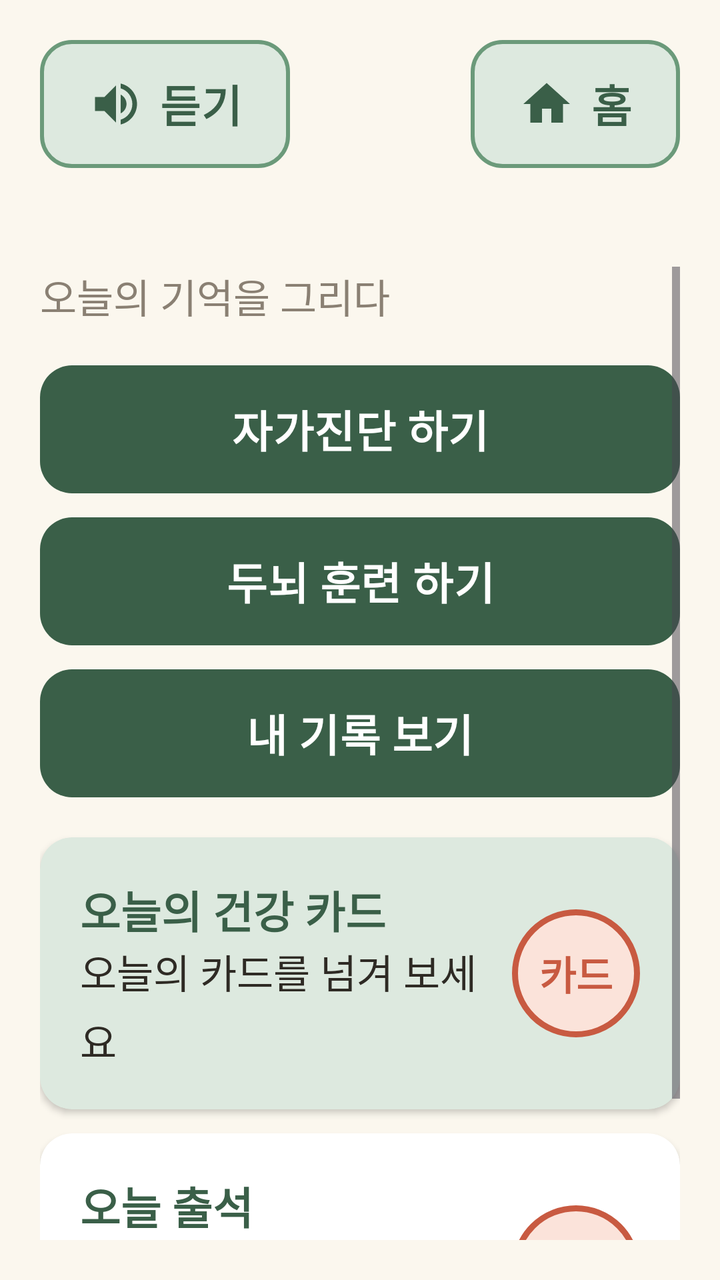
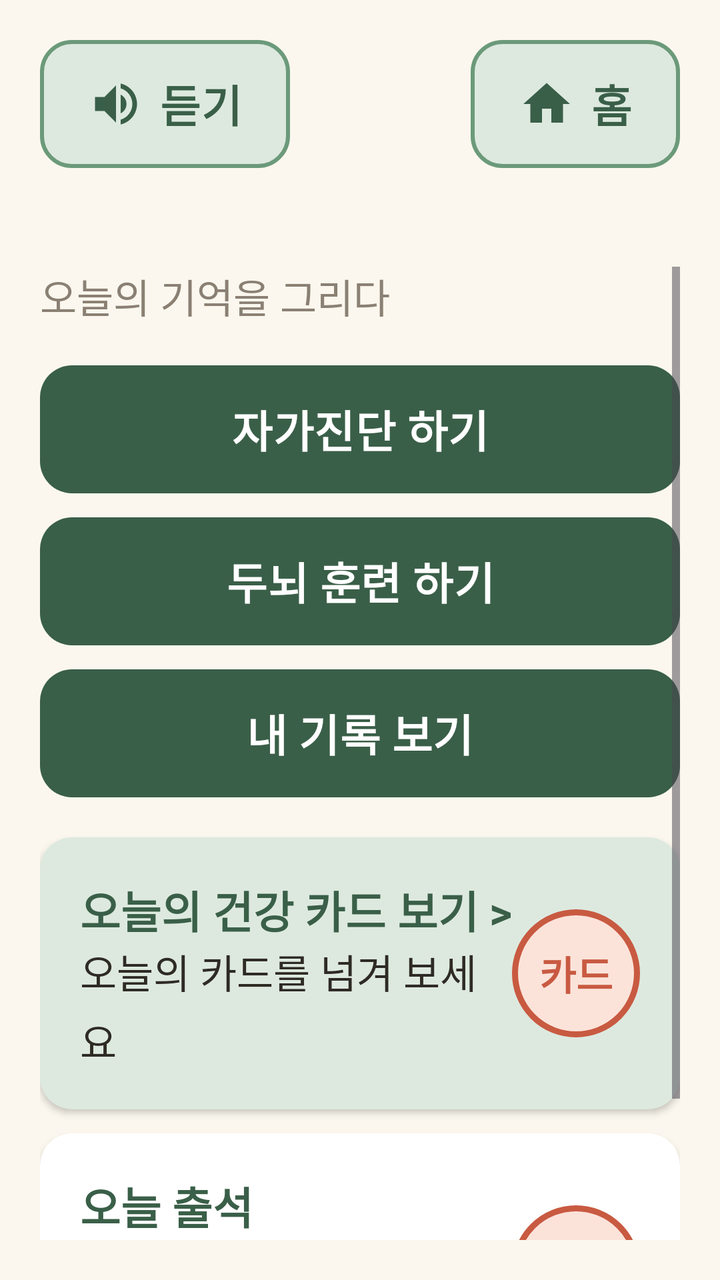

Before-and-after screenshots of an Android layout around one commit, followed by the original layout XML and the change that was made.
<!-- AndroidManifest.xml: application theme Theme.Dorawing -->
<!-- res/layout/activity_home.xml -->
<?xml version="1.0" encoding="utf-8"?>
<LinearLayout xmlns:android="http://schemas.android.com/apk/res/android"
    xmlns:app="http://schemas.android.com/apk/res-auto"
    android:layout_width="match_parent"
    android:layout_height="match_parent"
    android:orientation="vertical"
    android:padding="@dimen/screen_padding">

    <include
        android:id="@+id/topBar"
        layout="@layout/view_top_bar" />

    <ScrollView
        android:fadeScrollbars="false"
        android:layout_width="match_parent"
        android:layout_height="0dp"
        android:layout_weight="1">

        <LinearLayout
            android:layout_width="match_parent"
            android:layout_height="wrap_content"
            android:orientation="vertical">

            <TextView
                style="@style/Text.Sub"
                android:layout_width="match_parent"
                android:layout_height="wrap_content"
                android:text="@string/app_subtitle" />

            <com.google.android.material.button.MaterialButton
                android:id="@+id/btnDiagnosis"
                android:layout_width="match_parent"
                android:layout_height="wrap_content"
                android:layout_marginTop="@dimen/screen_padding"
                android:text="@string/home_diagnosis" />

            <com.google.android.material.button.MaterialButton
                android:id="@+id/btnGame"
                android:layout_width="match_parent"
                android:layout_height="wrap_content"
                android:layout_marginTop="@dimen/gap"
                android:text="@string/home_game" />

            <com.google.android.material.button.MaterialButton
                android:id="@+id/btnRecord"
                android:layout_width="match_parent"
                android:layout_height="wrap_content"
                android:layout_marginTop="@dimen/gap"
                android:text="@string/home_record" />

            
            <com.google.android.material.card.MaterialCardView
                android:id="@+id/cardHealth"
                style="@style/Card"
                android:layout_width="match_parent"
                android:layout_height="wrap_content"
                android:layout_marginTop="@dimen/screen_padding"
                android:clickable="true"
                android:focusable="true">

                <LinearLayout
                    android:layout_width="match_parent"
                    android:layout_height="wrap_content"
                    android:gravity="center_vertical"
                    android:orientation="horizontal">

                    <LinearLayout
                        android:layout_width="0dp"
                        android:layout_height="wrap_content"
                        android:layout_weight="1"
                        android:orientation="vertical">

                        <TextView
                            android:layout_width="wrap_content"
                            android:layout_height="wrap_content"
                            android:text="@string/home_cards"
                            android:textColor="@color/green_dark"
                            android:textSize="@dimen/text_button"
                            android:textStyle="bold" />

                        <TextView
                            android:id="@+id/tvCardsStatus"
                            android:layout_width="wrap_content"
                            android:layout_height="wrap_content"
                            android:text="@string/home_cards_todo" />
                    </LinearLayout>

                    <TextView
                        android:id="@+id/stampCards"
                        android:layout_width="64dp"
                        android:layout_height="64dp"
                        android:background="@drawable/bg_stamp"
                        android:gravity="center"
                        android:text="@string/stamp_cards"
                        android:textColor="@color/coral_dark"
                        android:textStyle="bold" />
                </LinearLayout>
            </com.google.android.material.card.MaterialCardView>

            
            <com.google.android.material.card.MaterialCardView
                style="@style/Card"
                android:layout_width="match_parent"
                android:layout_height="wrap_content"
                android:layout_marginTop="@dimen/gap"
                app:cardBackgroundColor="@color/white">

                <LinearLayout
                    android:layout_width="match_parent"
                    android:layout_height="wrap_content"
                    android:gravity="center_vertical"
                    android:orientation="horizontal">

                    <LinearLayout
                        android:layout_width="0dp"
                        android:layout_height="wrap_content"
                        android:layout_weight="1"
                        android:orientation="vertical">

                        <TextView
                            android:layout_width="wrap_content"
                            android:layout_height="wrap_content"
                            android:text="@string/home_attend_title"
                            android:textColor="@color/green_dark"
                            android:textSize="@dimen/text_button"
                            android:textStyle="bold" />

                        <TextView
                            android:id="@+id/tvAttend"
                            android:layout_width="wrap_content"
                            android:layout_height="wrap_content"
                            android:text="@string/home_attend_todo" />
                    </LinearLayout>

                    <TextView
                        android:id="@+id/stampAttend"
                        android:layout_width="64dp"
                        android:layout_height="64dp"
                        android:background="@drawable/bg_stamp"
                        android:gravity="center"
                        android:text="@string/stamp_attend"
                        android:textColor="@color/coral_dark"
                        android:textStyle="bold" />
                </LinearLayout>
            </com.google.android.material.card.MaterialCardView>

            
            <com.google.android.material.button.MaterialButton
                android:id="@+id/btnDebug"
                style="@style/Widget.Material3.Button.TextButton"
                android:layout_width="wrap_content"
                android:layout_height="wrap_content"
                android:layout_gravity="center_horizontal"
                android:layout_marginTop="@dimen/screen_padding"
                android:text="@string/title_debug"
                android:textColor="@color/text_sub"
                android:visibility="gone" />
        </LinearLayout>
    </ScrollView>
</LinearLayout>
<!-- res/layout/view_top_bar.xml (included above) -->
<?xml version="1.0" encoding="utf-8"?>
<LinearLayout xmlns:android="http://schemas.android.com/apk/res/android"
    xmlns:app="http://schemas.android.com/apk/res-auto"
    android:layout_width="match_parent"
    android:layout_height="wrap_content"
    android:orientation="vertical">

    <LinearLayout
        android:layout_width="match_parent"
        android:layout_height="wrap_content"
        android:gravity="center_vertical"
        android:orientation="horizontal">

        <com.google.android.material.button.MaterialButton
            android:id="@+id/btnSpeak"
            style="@style/Button.Secondary"
            android:layout_width="wrap_content"
            android:layout_height="wrap_content"
            android:text="@string/top_speak"
            app:icon="@drawable/ic_speaker" />

        <Space
            android:layout_width="0dp"
            android:layout_height="0dp"
            android:layout_weight="1" />

        <com.google.android.material.button.MaterialButton
            android:id="@+id/btnHome"
            style="@style/Button.Secondary"
            android:layout_width="wrap_content"
            android:layout_height="wrap_content"
            android:text="@string/top_home"
            app:icon="@drawable/ic_home" />
    </LinearLayout>

    <TextView
        android:id="@+id/tvTitle"
        style="@style/Text.Title"
        android:layout_width="match_parent"
        android:layout_height="wrap_content"
        android:layout_marginTop="@dimen/gap" />
</LinearLayout>
<!-- resources referenced by this layout -->
<resources>
  <color name="coral_dark">#C85A41</color>
  <color name="green_dark">#3A5F48</color>
  <color name="text_sub">#8A8073</color>
  <color name="white">#FFFFFFFF</color>
  <dimen name="gap">12dp</dimen>
  <dimen name="screen_padding">20dp</dimen>
  <dimen name="text_button">22sp</dimen>
  <!-- drawable bg_stamp (drawable) -->
  <?xml version="1.0" encoding="utf-8"?>
  <shape xmlns:android="http://schemas.android.com/apk/res/android"
      android:shape="oval">
      <solid android:color="@color/pink_light" />
      <stroke
          android:width="3dp"
          android:color="@color/coral_dark" />
  </shape>
  <!-- drawable ic_home (drawable) -->
  <vector xmlns:android="http://schemas.android.com/apk/res/android"
      android:width="24dp"
      android:height="24dp"
      android:viewportWidth="24"
      android:viewportHeight="24">
      <path
          android:fillColor="#FF000000"
          android:pathData="M10,20v-6h4v6h5v-8h3L12,3 2,12h3v8z" />
  </vector>
  <string name="app_subtitle">오늘의 기억을 그리다</string>
  <string name="home_attend_title">오늘 출석</string>
  <string name="home_attend_todo">두뇌 훈련을 하면 도장을 찍어 드려요</string>
  <string name="home_cards">오늘의 건강 카드</string>
  <string name="home_cards_todo">오늘의 카드를 넘겨 보세요</string>
  <string name="home_diagnosis">자가진단 하기</string>
  <string name="home_game">두뇌 훈련 하기</string>
  <string name="home_record">내 기록 보기</string>
  <string name="stamp_attend">출석</string>
  <string name="stamp_cards">카드</string>
  <string name="title_debug">디버그 메뉴</string>
  <string name="top_home">홈</string>
  <string name="top_speak">듣기</string>
  <style name="Card" parent="Widget.Material3.CardView.Elevated">
          <item name="cardBackgroundColor">@color/green_light</item>
          <item name="cardCornerRadius">@dimen/corner</item>
          <item name="cardElevation">@dimen/card_elevation</item>
          <item name="contentPadding">@dimen/card_padding</item>
      </style>
  <style name="Text.Sub" parent="Text.Body">
          <item name="android:textColor">@color/text_sub</item>
      </style>
  <style name="Text.Title" parent="Text.Body">
          <item name="android:textSize">@dimen/text_title</item>
          <item name="android:textStyle">bold</item>
          <item name="android:textColor">@color/green_dark</item>
      </style>
  <color name="pink_light">#FBE3DA</color>
  <color name="green_light">#DDE9DF</color>
  <color name="green_mid">#6B9A7A</color>
  <dimen name="button_stroke">2dp</dimen>
  <dimen name="corner">16dp</dimen>
  <dimen name="card_elevation">2dp</dimen>
  <dimen name="card_padding">20dp</dimen>
  <dimen name="text_title">28sp</dimen>
  <color name="cream">#FBF7EE</color>
  <color name="text_main">#2E2A24</color>
  <dimen name="button_height">64dp</dimen>
  <dimen name="icon_size">28dp</dimen>
  <dimen name="text_body">20sp</dimen>
  <style name="Dialog.Title" parent="MaterialAlertDialog.Material3.Title.Text">
          <item name="android:textSize">@dimen/text_title</item>
          <item name="android:textStyle">bold</item>
          <item name="android:textColor">@color/green_dark</item>
      </style>
  <style name="Dialog.Body" parent="MaterialAlertDialog.Material3.Body.Text">
          <item name="android:textSize">@dimen/text_body</item>
          <item name="android:lineBreakWordStyle" tools:targetApi="33">phrase</item>
          <item name="android:textColor">@color/text_main</item>
      </style>
  <style name="Dialog.Button" parent="Widget.Material3.Button.TextButton.Dialog">
          <item name="android:textSize">@dimen/text_button</item>
          <item name="android:minHeight">@dimen/button_height</item>
          <item name="android:textColor">@color/green_dark</item>
      </style>
  <!-- unchanged entries left out for length: 7 -->
</resources>

<!-- the commit's change to res/layout/activity_home.xml (unified diff, before → after) -->
@@ -70,13 +70,29 @@
                         android:layout_weight="1"
                         android:orientation="vertical">
 
-                        <TextView
-                            android:layout_width="wrap_content"
-                            android:layout_height="wrap_content"
-                            android:text="@string/home_cards"
-                            android:textColor="@color/green_dark"
-                            android:textSize="@dimen/text_button"
-                            android:textStyle="bold" />
+                        
+                        <LinearLayout
+                            android:layout_width="match_parent"
+                            android:layout_height="wrap_content"
+                            android:orientation="horizontal">
+
+                            <TextView
+                                android:layout_width="0dp"
+                                android:layout_height="wrap_content"
+                                android:layout_weight="1"
+                                android:text="@string/home_cards"
+                                android:textColor="@color/green_dark"
+                                android:textSize="@dimen/text_button"
+                                android:textStyle="bold" />
+
+                            <TextView
+                                android:layout_width="wrap_content"
+                                android:layout_height="wrap_content"
+                                android:text="@string/home_cards_open"
+                                android:textColor="@color/green_dark"
+                                android:textSize="@dimen/text_button"
+                                android:textStyle="bold" />
+                        </LinearLayout>
 
                         <TextView
                             android:id="@+id/tvCardsStatus"
<!-- resource entries referenced after the edit -->
@@ -30,6 +30,7 @@
   <string name="home_attend_title">오늘 출석</string>
   <string name="home_attend_todo">두뇌 훈련을 하면 도장을 찍어 드려요</string>
   <string name="home_cards">오늘의 건강 카드</string>
+  <string name="home_cards_open">보기 &gt;</string>
   <string name="home_cards_todo">오늘의 카드를 넘겨 보세요</string>
   <string name="home_diagnosis">자가진단 하기</string>
   <string name="home_game">두뇌 훈련 하기</string>
